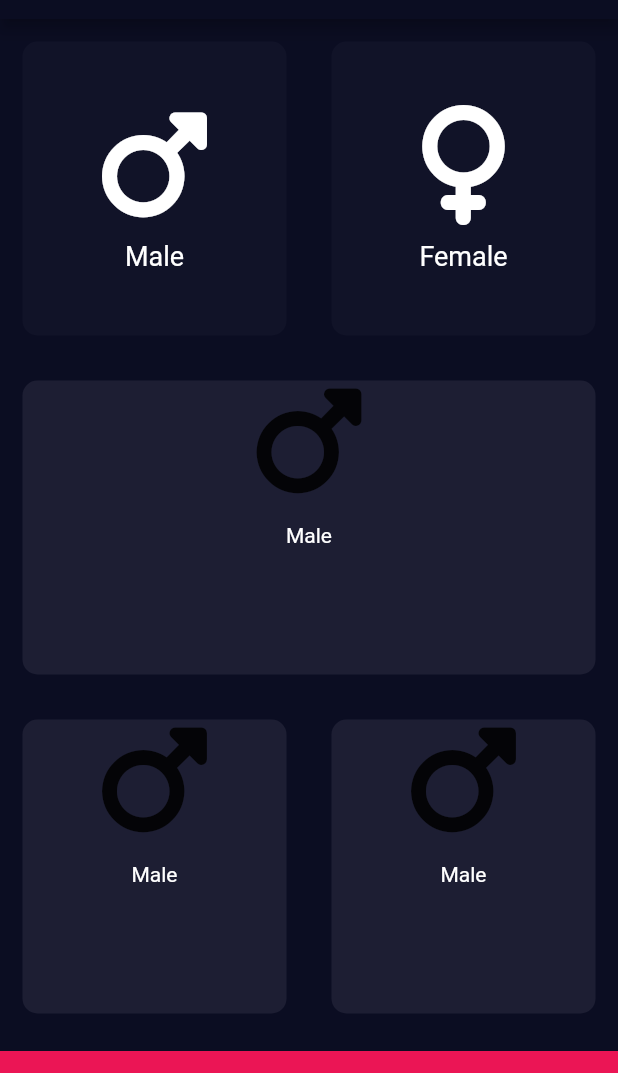
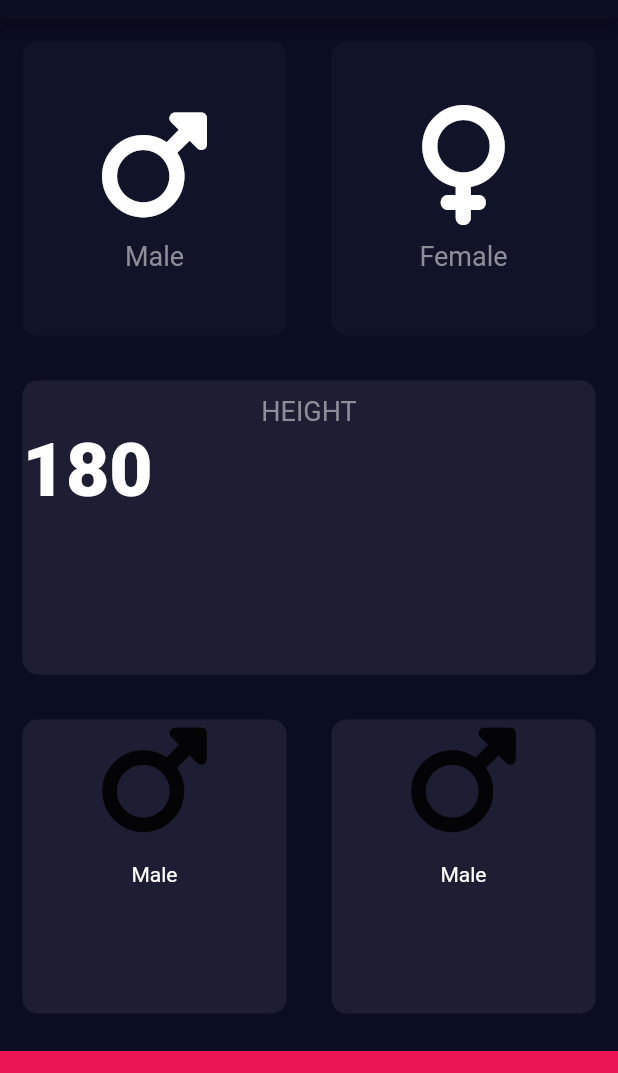
Before and after one commit to gartservice/bmi_calculator, a Flutter app: the screen it shows after launch, on a phone screen of 412 x 824 dp, the part 65-1138 px from its top. Run offline on Flutter 3.47's test engine with Material 2 defaults, Android fonts, the phone set to English and light mode, and no system bars; our stand-ins replace font_awesome_flutter.

Commit message:
Constants refactored

```diff
--- a/lib/icon_content.dart
+++ b/lib/icon_content.dart
@@ -1,4 +1,6 @@
 import 'package:flutter/material.dart';
+import 'constants.dart';
+
 class IconContent extends StatelessWidget {
   final IconData icon;
   final String text;
@@ -17,10 +19,7 @@ class IconContent extends StatelessWidget {
         SizedBox(
           height: 10.0,
         ),
-        Text(text, style:  TextStyle(
-          fontSize: 18.0,
-          color: Color(0xFFFFFFFF),
-        ),)
+        Text(text, style: kLabelTextStyle)
       ],
     );
   }
--- a/lib/input_page.dart
+++ b/lib/input_page.dart
@@ -2,27 +2,21 @@ import 'package:flutter/material.dart';
 import 'package:font_awesome_flutter/font_awesome_flutter.dart';
 import 'icon_content.dart';
 import 'reusable_card.dart';
+import 'constants.dart';
 
-const bottomButtonHeight = 80.0;
-const inactiveCardColor = Color(0xFF111328);
-const activeCardColour = Color(0xFF1D1E33);
-const bottomContainerColour = Color(0xFFEB1555);
-enum Gender{
+enum Gender {
   male,
   female,
   notSelected,
 }
 
-
 class InputPage extends StatefulWidget {
-
   @override
   _InputPageState createState() => _InputPageState();
 }
 
 class _InputPageState extends State<InputPage> {
-
-  Gender selectedGender=Gender.notSelected;
+  Gender selectedGender = Gender.notSelected;
 
   @override
   Widget build(BuildContext context) {
@@ -38,25 +32,30 @@ class _InputPageState extends State<InputPage> {
               children: [
                 Expanded(
                   child: ReusableCard(
-                    onPress: (){
+                    onPress: () {
                       setState(() {
-                        selectedGender=Gender.male;
+                        selectedGender = Gender.male;
                       });
                     },
-                    cardChild: IconContent(icon: FontAwesomeIcons.mars, text: 'Male'),
-                    colour: selectedGender == Gender.male?activeCardColour:inactiveCardColor,
-
+                    cardChild:
+                        IconContent(icon: FontAwesomeIcons.mars, text: 'Male'),
+                    colour: selectedGender == Gender.male
+                        ? kActiveCardColour
+                        : kInactiveCardColor,
                   ),
                 ),
                 Expanded(
                   child: ReusableCard(
-                    onPress: (){
+                    onPress: () {
                       setState(() {
-                        selectedGender=Gender.female;
+                        selectedGender = Gender.female;
                       });
                     },
-                    colour: selectedGender== Gender.female?activeCardColour:inactiveCardColor,
-                    cardChild: IconContent(icon: FontAwesomeIcons.venus, text: 'Female'),
+                    colour: selectedGender == Gender.female
+                        ? kActiveCardColour
+                        : kInactiveCardColor,
+                    cardChild: IconContent(
+                        icon: FontAwesomeIcons.venus, text: 'Female'),
                   ),
                 ),
               ],
@@ -67,20 +66,26 @@ class _InputPageState extends State<InputPage> {
               children: [
                 Expanded(
                   child: ReusableCard(
-                    onPress: (){
-
-                    },
-                    colour: activeCardColour,
+                    onPress: () {},
+                    colour: kActiveCardColour,
                     cardChild: Column(
                       children: [
-                        Icon(
-                          FontAwesomeIcons.mars,
-                          size: 80.0,
+                        SizedBox(
+                          height: 10,
                         ),
-                        SizedBox(
-                          height: 15.0,
+                        Text(
+                          'HEIGHT',
+                          style: kLabelTextStyle,
                         ),
-                        Text('Male')
+                        Row(
+                          children: [
+                            Text(
+                              '180',
+                              style: TextStyle(
+                                  fontSize: 50.0, fontWeight: FontWeight.w900),
+                            ),
+                          ],
+                        ),
                       ],
                     ),
                   ),
@@ -93,10 +98,8 @@ class _InputPageState extends State<InputPage> {
               children: [
                 Expanded(
                   child: ReusableCard(
-                    onPress: (){
-
-                    },
-                    colour: activeCardColour,
+                    onPress: () {},
+                    colour: kActiveCardColour,
                     cardChild: Column(
                       children: [
                         Icon(
@@ -112,10 +115,9 @@ class _InputPageState extends State<InputPage> {
                   ),
                 ),
                 Expanded(
-                  child: ReusableCard(colour: activeCardColour,
-                    onPress: (){
-
-                    },
+                  child: ReusableCard(
+                    colour: kActiveCardColour,
+                    onPress: () {},
                     cardChild: Column(
                       children: [
                         Icon(
@@ -134,8 +136,8 @@ class _InputPageState extends State<InputPage> {
             ),
           ),
           Container(
-            height: bottomButtonHeight,
-            color: bottomContainerColour,
+            height: kBottomButtonHeight,
+            color: kBottomContainerColour,
             width: double.infinity,
             margin: EdgeInsets.only(top: 10.0),
           )
```
